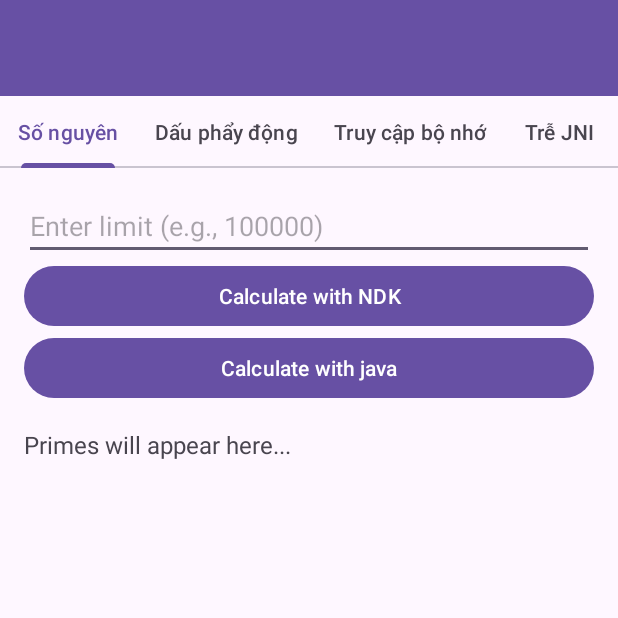
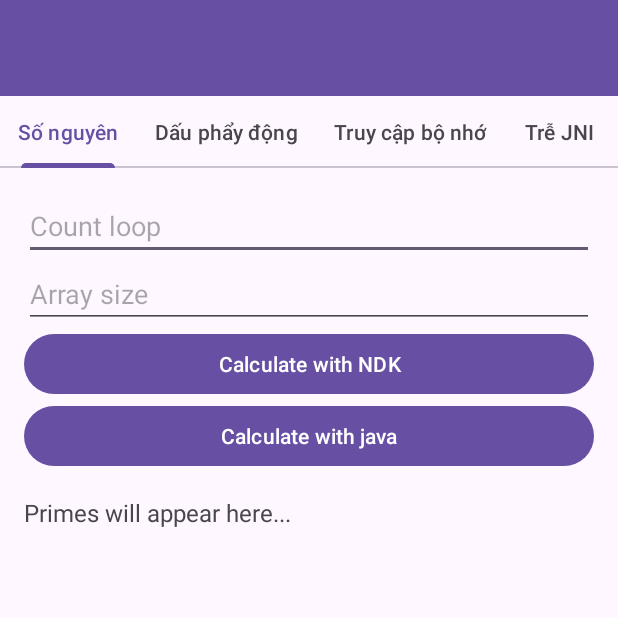
Before and after one commit to stormz1302/Android-Native, an Android app: the screen it shows after launch (MainActivity), on a phone screen of 412 x 824 dp, the top half of it. Run offline under Robolectric (Android 15) with nearby library versions, the phone set to English and light mode, and no system bars; 1 statement that could not run was skipped.

Commit message:
update/ui-edittext

```diff
--- a/app/src/main/java/com/example/myapplication/MainActivity.java
+++ b/app/src/main/java/com/example/myapplication/MainActivity.java
@@ -72,31 +72,41 @@ public class MainActivity extends AppCompatActivity {
         });
 
         // Xử lý sự kiện cho tab 1
-        setupTabFunctionality1(findViewById(R.id.editTextLimitTab1),
+        setupTabFunctionality1(
+                findViewById(R.id.editTextLimitTab1),
+                findViewById(R.id.editTextLimitTab1_2),
                 findViewById(R.id.calculatePrimesButtonTab1_1),
                 findViewById(R.id.calculatePrimesButtonTab1_2),
                 findViewById(R.id.primesTextViewTab1));
 
         // Xử lý sự kiện cho tab 2
-        setupTabFunctionality2(findViewById(R.id.editTextLimitTab2),
+        setupTabFunctionality2(
+                findViewById(R.id.editTextLimitTab2),
+                findViewById(R.id.editTextLimitTab2_2),
                 findViewById(R.id.calculatePrimesButtonTab2_1),
                 findViewById(R.id.calculatePrimesButtonTab2_2),
                 findViewById(R.id.primesTextViewTab2));
 
         // Xử lý sự kiện cho tab 3
-        setupTabFunctionality3(findViewById(R.id.editTextLimitTab3),
+        setupTabFunctionality3(
+                findViewById(R.id.editTextLimitTab3),
+                findViewById(R.id.editTextLimitTab3_2),
                 findViewById(R.id.calculatePrimesButtonTab3_1),
                 findViewById(R.id.calculatePrimesButtonTab3_2),
                 findViewById(R.id.primesTextViewTab3));
 
         // Xử lý sự kiện cho tab 4
-        setupTabFunctionality4(findViewById(R.id.editTextLimitTab4),
+        setupTabFunctionality4(
+                findViewById(R.id.editTextLimitTab4),
+                findViewById(R.id.editTextLimitTab4_2),
                 findViewById(R.id.calculatePrimesButtonTab4_1),
                 findViewById(R.id.calculatePrimesButtonTab4_2),
                 findViewById(R.id.primesTextViewTab4));
 
         // Xử lý sự kiện cho tab 5
-        setupTabFunctionality5(findViewById(R.id.editTextLimitTab5),
+        setupTabFunctionality5(
+                findViewById(R.id.editTextLimitTab5),
+                findViewById(R.id.editTextLimitTab5_2),
                 findViewById(R.id.calculatePrimesButtonTab5_1),
                 findViewById(R.id.calculatePrimesButtonTab5_2),
                 findViewById(R.id.primesTextViewTab5));
@@ -105,7 +115,7 @@ public class MainActivity extends AppCompatActivity {
     }
 
     // ======= SO NGUYEN =======
-    private void setupTabFunctionality1(EditText editText, Button buttonNDK, Button buttonJava, TextView textView) {
+    private void setupTabFunctionality1(EditText editText, EditText editText_2, Button buttonNDK, Button buttonJava, TextView textView) {
         buttonJava.setOnClickListener(v -> {
             String limitText = editText.getText().toString();
             if (!limitText.isEmpty()) {
@@ -135,7 +145,7 @@ public class MainActivity extends AppCompatActivity {
     }
 
     // ======= DAU PHAY DONG =======
-    private void setupTabFunctionality2(EditText editText, Button buttonNDK, Button buttonJava, TextView textView) {
+    private void setupTabFunctionality2(EditText editText, EditText editText_2, Button buttonNDK, Button buttonJava, TextView textView) {
         buttonJava.setOnClickListener(v -> {
             String text = editText.getText().toString();
                 if (!text.isEmpty()) {
@@ -169,7 +179,7 @@ public class MainActivity extends AppCompatActivity {
     }
 
     // ======= TRUY CAP BO NHO =======
-    private void setupTabFunctionality3(EditText editText, Button buttonNDK, Button buttonJava, TextView textView) {
+    private void setupTabFunctionality3(EditText editText, EditText editText_2, Button buttonNDK, Button buttonJava, TextView textView) {
         buttonJava.setOnClickListener(v -> {
             String sizeString = editText.getText().toString();
                 if (!sizeString.isEmpty()) {
@@ -207,7 +217,7 @@ public class MainActivity extends AppCompatActivity {
     }
 
     // ======= TRE JNI =======
-    private void setupTabFunctionality4(EditText editText, Button buttonNDK, Button buttonJava, TextView textView) {
+    private void setupTabFunctionality4(EditText editText, EditText editText_2, Button buttonNDK, Button buttonJava, TextView textView) {
         buttonJava.setOnClickListener(v -> {
             String iterationsString = editText.getText().toString();
             if (!iterationsString.isEmpty()) {
@@ -238,7 +248,7 @@ public class MainActivity extends AppCompatActivity {
     }
 
     // ======= XU LY CHUOI =======
-    private void setupTabFunctionality5(EditText editText, Button buttonNDK, Button buttonJava, TextView textView) {
+    private void setupTabFunctionality5(EditText editText, EditText editText_2, Button buttonNDK, Button buttonJava, TextView textView) {
         buttonJava.setOnClickListener(v -> {
             String lengthString = editText.getText().toString();
             //if (!lengthString.length() == 0 ) {
--- a/app/src/main/res/layout/activity_main.xml
+++ b/app/src/main/res/layout/activity_main.xml
@@ -43,7 +43,14 @@
                 android:id="@+id/editTextLimitTab1"
                 android:layout_width="match_parent"
                 android:layout_height="wrap_content"
-                android:hint="Enter limit (e.g., 100000)"
+                android:hint="Count loop"
+                android:inputType="number" />
+
+            <EditText
+                android:id="@+id/editTextLimitTab1_2"
+                android:layout_width="match_parent"
+                android:layout_height="wrap_content"
+                android:hint="Array size"
                 android:inputType="number" />
 
             <Button
@@ -81,7 +88,14 @@
                 android:id="@+id/editTextLimitTab2"
                 android:layout_width="match_parent"
                 android:layout_height="wrap_content"
-                android:hint="Enter limit (e.g., 100000)"
+                android:hint="Count loop"
+                android:inputType="number" />
+
+            <EditText
+                android:id="@+id/editTextLimitTab2_2"
+                android:layout_width="match_parent"
+                android:layout_height="wrap_content"
+                android:hint="Array size"
                 android:inputType="number" />
 
             <Button
@@ -118,7 +132,14 @@
                 android:id="@+id/editTextLimitTab3"
                 android:layout_width="match_parent"
                 android:layout_height="wrap_content"
-                android:hint="Enter limit (e.g., 100000)"
+                android:hint="Count loop"
+                android:inputType="number" />
+
+            <EditText
+                android:id="@+id/editTextLimitTab3_2"
+                android:layout_width="match_parent"
+                android:layout_height="wrap_content"
+                android:hint="Array size"
                 android:inputType="number" />
 
             <Button
@@ -154,7 +175,14 @@
                 android:id="@+id/editTextLimitTab4"
                 android:layout_width="match_parent"
                 android:layout_height="wrap_content"
-                android:hint="Enter limit (e.g., 100000)"
+                android:hint="Count loop"
+                android:inputType="number" />
+
+            <EditText
+                android:id="@+id/editTextLimitTab4_2"
+                android:layout_width="match_parent"
+                android:layout_height="wrap_content"
+                android:hint="Array size"
                 android:inputType="number" />
 
             <Button
@@ -190,7 +218,14 @@
                 android:id="@+id/editTextLimitTab5"
                 android:layout_width="match_parent"
                 android:layout_height="wrap_content"
-                android:hint="Enter limit (e.g., 100000)"
+                android:hint="Count loop"
+                android:inputType="number" />
+
+            <EditText
+                android:id="@+id/editTextLimitTab5_2"
+                android:layout_width="match_parent"
+                android:layout_height="wrap_content"
+                android:hint="Array size"
                 android:inputType="number" />
 
             <Button
```
